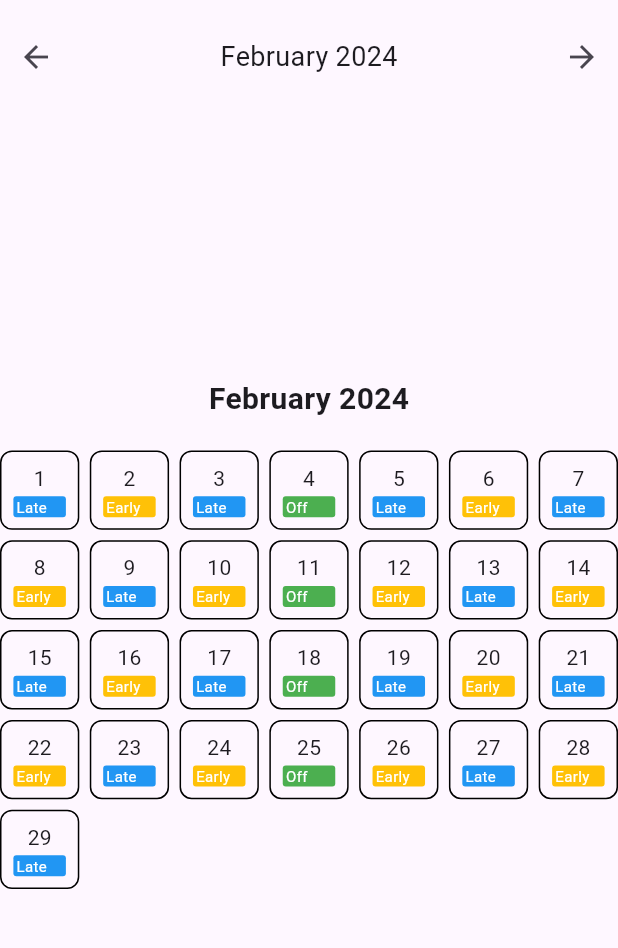
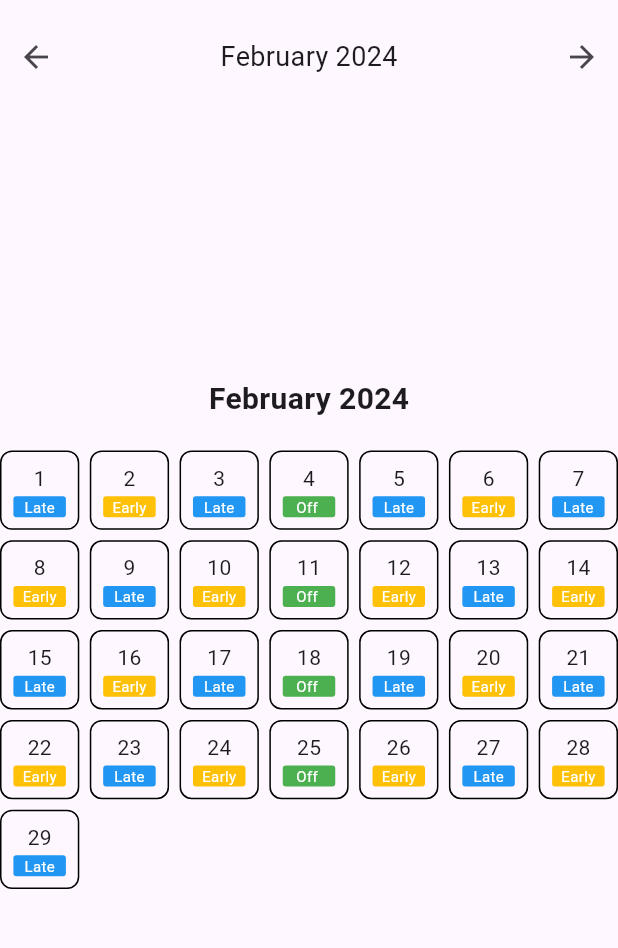
Before and after one commit to Gbarago/Custom-Calendar, a Flutter app: the screen it shows after launch, on a phone screen of 412 x 824 dp, the part 63-1011 px from its top. Run offline on Flutter 3.47's test engine with Material 3 defaults, Android fonts, the phone set to English and light mode, and no system bars.

Commit message:
centerd shif title text in dates

```diff
--- a/lib/main.dart
+++ b/lib/main.dart
@@ -135,7 +135,7 @@ class CustomCalendar extends StatefulWidget {
 }
 
 class _CustomCalendarState extends State<CustomCalendar> {
-  PageController _pageController =
+  final PageController _pageController =
       PageController(initialPage: DateTime.now().month - 1);
 
   @override
@@ -167,7 +167,7 @@ class _CustomCalendarState extends State<CustomCalendar> {
       mainAxisAlignment: MainAxisAlignment.spaceBetween,
       children: [
         IconButton(
-          icon: Icon(Icons.arrow_back),
+          icon: const Icon(Icons.arrow_back),
           onPressed: () {
             _pageController.previousPage(
                 duration: Duration(milliseconds: 300), curve: Curves.ease);
@@ -175,10 +175,10 @@ class _CustomCalendarState extends State<CustomCalendar> {
         ),
         Text(
           DateFormat.yMMMM().format(DateTime.now()),
-          style: TextStyle(fontSize: 18),
+          style: const TextStyle(fontSize: 18),
         ),
         IconButton(
-          icon: Icon(Icons.arrow_forward),
+          icon: const Icon(Icons.arrow_forward),
           onPressed: () {
             _pageController.nextPage(
                 duration: Duration(milliseconds: 300), curve: Curves.ease);
@@ -192,7 +192,7 @@ class _CustomCalendarState extends State<CustomCalendar> {
 class CalendarMonth extends StatelessWidget {
   final DateTime month;
 
-  CalendarMonth(this.month);
+  const CalendarMonth(this.month);
 
   @override
   Widget build(BuildContext context) {
@@ -204,10 +204,10 @@ class CalendarMonth extends StatelessWidget {
             DateFormat.yMMMM().format(month),
             style: TextStyle(fontSize: 20, fontWeight: FontWeight.bold),
           ),
-          SizedBox(height: 20),
+          const SizedBox(height: 20),
           GridView.builder(
             shrinkWrap: true,
-            gridDelegate: SliverGridDelegateWithFixedCrossAxisCount(
+            gridDelegate: const SliverGridDelegateWithFixedCrossAxisCount(
               crossAxisCount: 7,
               crossAxisSpacing: 7,
               mainAxisSpacing: 7,
@@ -226,6 +226,7 @@ class CalendarMonth extends StatelessWidget {
 
   ShiftType _getShiftType(DateTime date) {
     // Example logic to determine shift based on date
+    // thiswoildbbe later extracted from the api respomse  and the logic may not be needed again or may slightly differ
     if (date.weekday == DateTime.sunday) {
       return ShiftType.Off;
     } else if (date.day % 2 == 0) {
@@ -281,9 +282,11 @@ class CalendarMonth extends StatelessWidget {
               color: color,
               borderRadius: BorderRadius.circular(2),
             ),
-            child: Text(
-              shiftText,
-              style: const TextStyle(fontSize: 10, color: Colors.white),
+            child: Center(
+              child: Text(
+                shiftText,
+                style: const TextStyle(fontSize: 10, color: Colors.white),
+              ),
             ),
           ),
         ],
```
